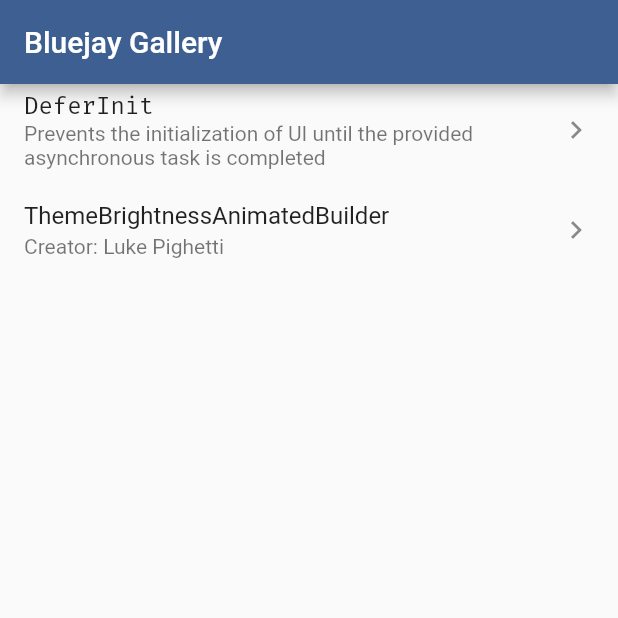
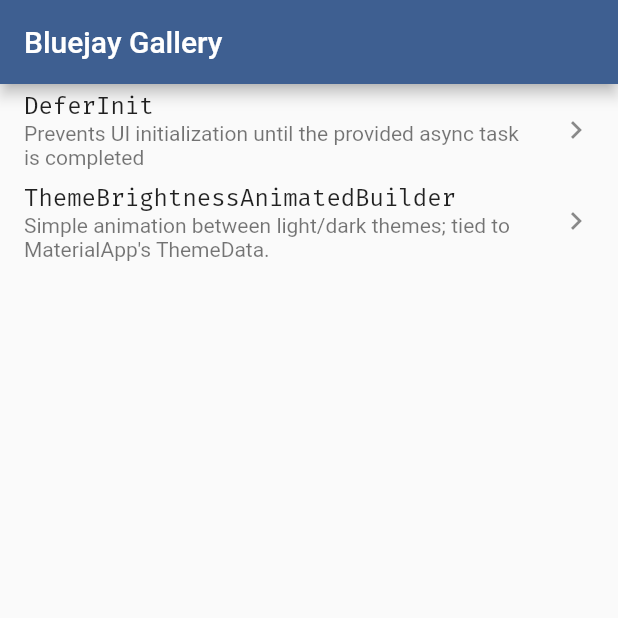
Before and after one commit to GroovinChip/bluejay, a Flutter app: the screen it shows after launch, on a phone screen of 412 x 824 dp, the top half of it. Run offline on Flutter 3.47's test engine with Material 2 defaults, Android fonts, the phone set to English and light mode, and no system bars; our stand-ins replace google_fonts.

Commit message:
Update TBAB example

```diff
--- a/example/lib/bluejay_gallery.dart
+++ b/example/lib/bluejay_gallery.dart
@@ -1,4 +1,5 @@
 import 'package:flutter/material.dart';
+// ignore: import_of_legacy_library_into_null_safe
 import 'package:google_fonts/google_fonts.dart';
 
 import 'defer_init_example.dart';
@@ -19,8 +20,8 @@ class BluejayGallery extends StatelessWidget {
               'DeferInit',
               style: GoogleFonts.firaCode(),
             ),
-            subtitle: Text('Prevents the initialization of UI until the '
-                'provided asynchronous task is completed'),
+            subtitle: Text('Prevents UI initialization until the '
+                'provided async task is completed'),
             trailing: Icon(Icons.chevron_right),
             onTap: () => Navigator.of(context).push(
               MaterialPageRoute(
@@ -29,8 +30,12 @@ class BluejayGallery extends StatelessWidget {
             ),
           ),
           ListTile(
-            title: Text('ThemeBrightnessAnimatedBuilder'),
-            subtitle: Text('Creator: Luke Pighetti'),
+            title: Text(
+              'ThemeBrightnessAnimatedBuilder',
+              style: GoogleFonts.firaCode(),
+            ),
+            subtitle: Text(
+                'Simple animation between light/dark themes; tied to MaterialApp\'s ThemeData.'),
             trailing: Icon(Icons.chevron_right),
             onTap: () => Navigator.of(context).push(
               MaterialPageRoute(
--- a/example/lib/main.dart
+++ b/example/lib/main.dart
@@ -4,7 +4,9 @@ import 'bluejay_colors.dart';
 import 'bluejay_gallery.dart';
 
 void main() {
-  runApp(MyApp());
+  runApp(
+    MyApp(),
+  );
 }
 
 class MyApp extends StatelessWidget {
--- a/example/pubspec.yaml
+++ b/example/pubspec.yaml
@@ -15,6 +15,8 @@ dependencies:
     path: ..
   google_fonts: ^1.1.2
   material_design_icons_flutter: ^4.0.5855
+  provider: ^4.3.3
+  rxdart: ^0.25.0
   shared_preferences: ^0.5.12+4
   url_launcher: ^5.7.10
 
```
Also changed, not shown: example/lib/theme_brightness_animated_builder_example.dart (+56 -8 lines).
